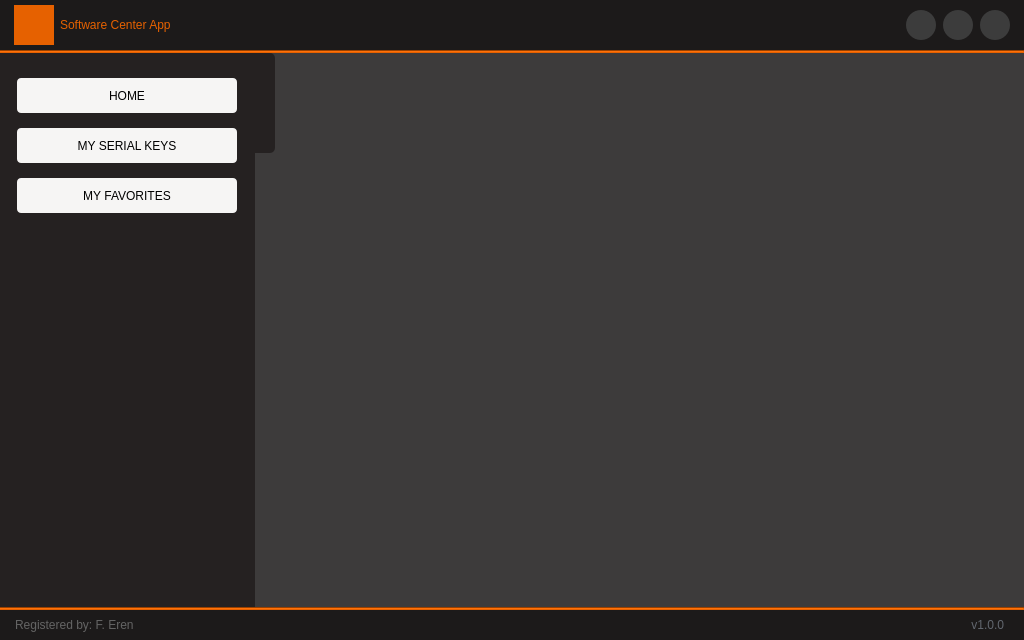
This is mainwindow.ui in frknrnn/Qt_AppStore as Qt 5 draws it before an edit. The edited form follows.
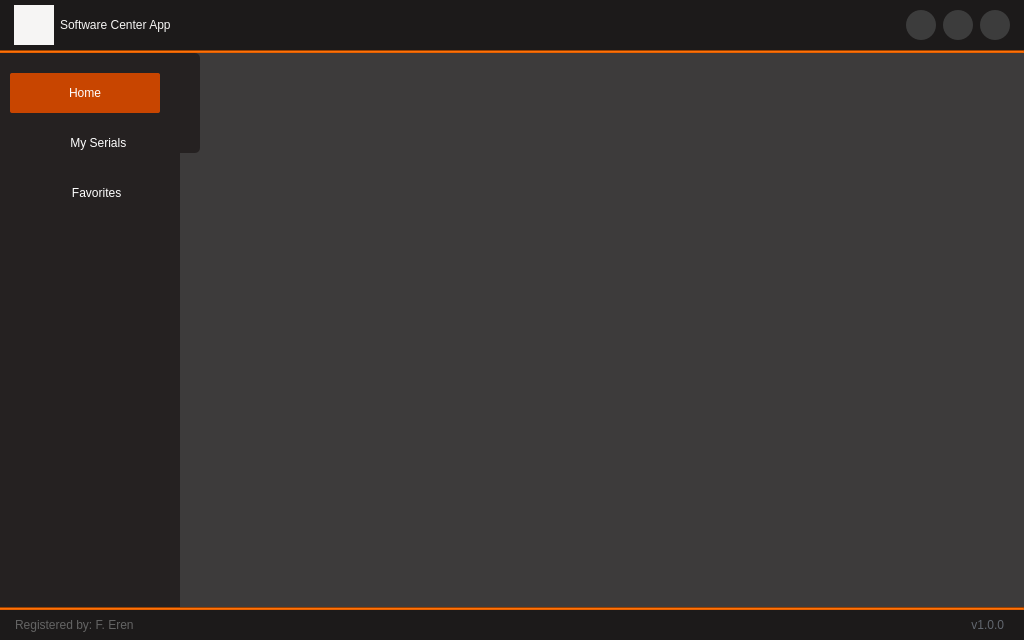
This is the edited form. Icons and pictures are not drawn.

Diff of the .ui file:
```diff
--- a/mainwindow.ui
+++ b/mainwindow.ui
@@ -114,7 +114,7 @@
              </size>
             </property>
             <property name="styleSheet">
-             <string notr="true">background-color: rgb(230, 97, 0);</string>
+             <string notr="true">background-color: rgb(246, 245, 244);</string>
             </property>
             <property name="text">
              <string/>
@@ -124,7 +124,7 @@
           <item>
            <widget class="QLabel" name="label">
             <property name="styleSheet">
-             <string notr="true">color: rgb(230, 97, 0);
+             <string notr="true">color: rgb(246, 245, 244);
 font: 700 13pt &quot;Ubuntu&quot;;</string>
             </property>
             <property name="text">
@@ -418,13 +418,13 @@
         <widget class="QFrame" name="frame_leftMenu">
          <property name="minimumSize">
           <size>
-           <width>275</width>
+           <width>200</width>
            <height>0</height>
           </size>
          </property>
          <property name="maximumSize">
           <size>
-           <width>275</width>
+           <width>200</width>
            <height>16777215</height>
           </size>
          </property>
@@ -473,22 +473,22 @@
             <widget class="QPushButton" name="pushButton_dashboard">
              <property name="geometry">
               <rect>
-               <x>17</x>
-               <y>25</y>
-               <width>220</width>
-               <height>35</height>
+               <x>10</x>
+               <y>20</y>
+               <width>150</width>
+               <height>40</height>
               </rect>
              </property>
              <property name="minimumSize">
               <size>
-               <width>220</width>
-               <height>35</height>
+               <width>150</width>
+               <height>40</height>
               </size>
              </property>
              <property name="maximumSize">
               <size>
-               <width>220</width>
-               <height>35</height>
+               <width>150</width>
+               <height>30</height>
               </size>
              </property>
              <property name="cursor">
@@ -496,44 +496,48 @@
              </property>
              <property name="styleSheet">
               <string notr="true">QPushButton{
-background-color: rgb(246, 245, 244);
-border-radius:4px;
+font: 700 11pt &quot;Ubuntu&quot;;
+background-image: url(:/icons/Assets/icons/Dashboard.png);
+background-color:rgb(200, 69, 0);
+border-radius:2px;
+color: rgb(255, 255, 255);
 border:none;
-padding: 0px 10px;
-background-repeat: no-repeat;
+padding: 0px 10px 0px 10px;
+ background-repeat: no-repeat;
 background-position: left center;
-background-origin: content;
-color: rgb(0, 0, 0);
-font: 700 11pt &quot;Sans&quot;;
+background-origin: content; 
 }
+
 QPushButton::hover{
 	background-color: rgb(255, 163, 72);
 }
+
+
 </string>
              </property>
              <property name="text">
-              <string>HOME</string>
+              <string>Home</string>
              </property>
             </widget>
             <widget class="QPushButton" name="pushButton_mySerialKeys">
              <property name="geometry">
               <rect>
-               <x>17</x>
-               <y>75</y>
-               <width>220</width>
-               <height>35</height>
+               <x>10</x>
+               <y>70</y>
+               <width>150</width>
+               <height>40</height>
               </rect>
              </property>
              <property name="minimumSize">
               <size>
-               <width>220</width>
-               <height>35</height>
+               <width>150</width>
+               <height>40</height>
               </size>
              </property>
              <property name="maximumSize">
               <size>
-               <width>220</width>
-               <height>35</height>
+               <width>150</width>
+               <height>40</height>
               </size>
              </property>
              <property name="cursor">
@@ -541,44 +545,49 @@
              </property>
              <property name="styleSheet">
               <string notr="true">QPushButton{
-background-color: rgb(246, 245, 244);
-border-radius:4px;
+font: 700 11pt &quot;Ubuntu&quot;;
+background-image: url(:/icons/Assets/icons/Key.png);
+background-color:transparent;
+border-radius:2px;
+color: rgb(255, 255, 255);
 border:none;
-padding: 0px 10px;
-background-repeat: no-repeat;
+padding: 0px 10px 0px 10px;
+ background-repeat: no-repeat;
 background-position: left center;
-background-origin: content;
-color: rgb(0, 0, 0);
-font: 700 11pt &quot;Sans&quot;;
+background-origin: content; 
 }
+
 QPushButton::hover{
 	background-color: rgb(255, 163, 72);
 }
+
+
+
 </string>
              </property>
              <property name="text">
-              <string>MY SERIAL KEYS</string>
+              <string>        My Serials</string>
              </property>
             </widget>
             <widget class="QPushButton" name="pushButton_myFavorites">
              <property name="geometry">
               <rect>
-               <x>17</x>
-               <y>125</y>
-               <width>220</width>
-               <height>35</height>
+               <x>10</x>
+               <y>120</y>
+               <width>150</width>
+               <height>40</height>
               </rect>
              </property>
              <property name="minimumSize">
               <size>
-               <width>220</width>
-               <height>35</height>
+               <width>150</width>
+               <height>40</height>
               </size>
              </property>
              <property name="maximumSize">
               <size>
-               <width>220</width>
-               <height>35</height>
+               <width>150</width>
+               <height>40</height>
               </size>
              </property>
              <property name="cursor">
@@ -586,23 +595,27 @@
              </property>
              <property name="styleSheet">
               <string notr="true">QPushButton{
-background-color: rgb(246, 245, 244);
-border-radius:4px;
+font: 700 11pt &quot;Ubuntu&quot;;
+background-image: url(:/icons/Assets/icons/Star.png);
+background-color:transparent;
+border-radius:2px;
+color: rgb(255, 255, 255);
 border:none;
-padding: 0px 10px;
-background-repeat: no-repeat;
+padding: 0px 10px 0px 10px;
+ background-repeat: no-repeat;
 background-position: left center;
-background-origin: content;
-color: rgb(0, 0, 0);
-font: 700 11pt &quot;Sans&quot;;
+background-origin: content; 
 }
+
 QPushButton::hover{
 	background-color: rgb(255, 163, 72);
 }
+
+
 </string>
              </property>
              <property name="text">
-              <string>MY FAVORITES</string>
+              <string>       Favorites</string>
              </property>
             </widget>
            </widget>
```
Left out of the diff: 6 changed lines with no effect on the pictures.
